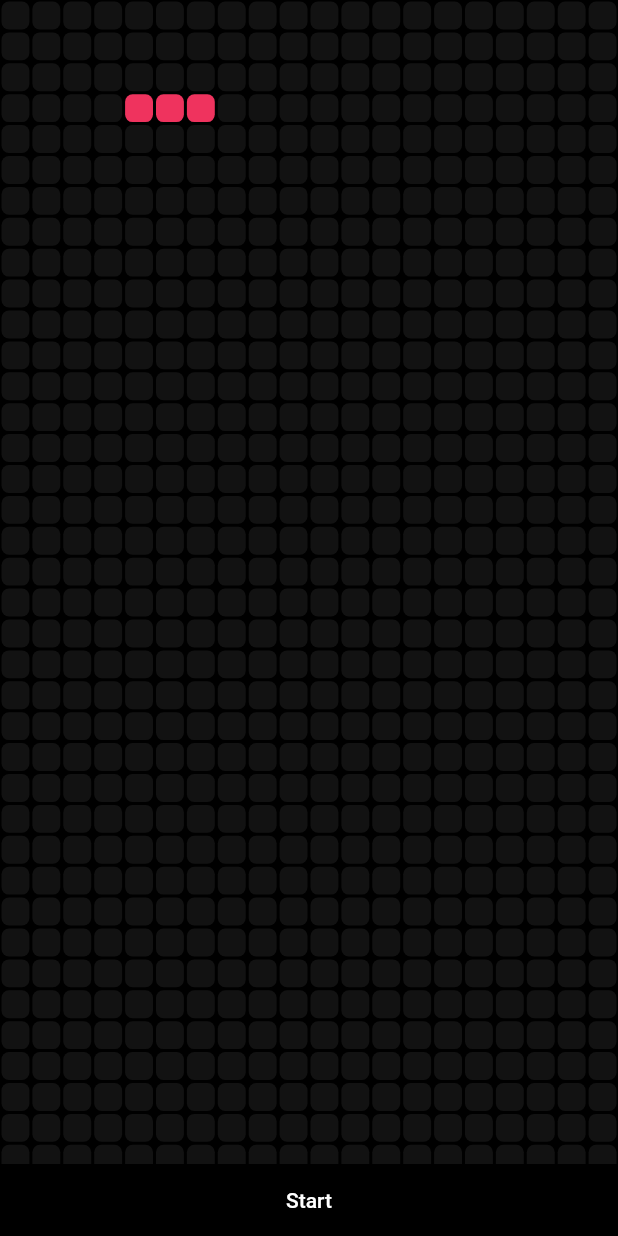
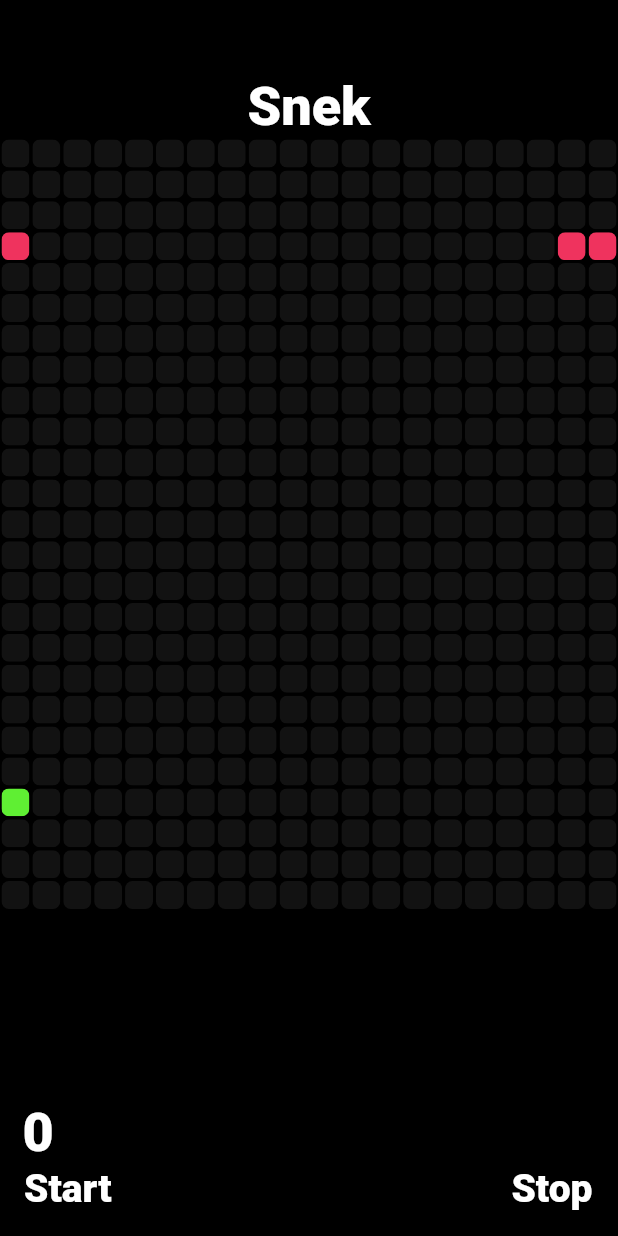
Before and after one commit to s1dd54rt5/Snek, a Flutter app: the screen it shows after launch, after a tap on "Start", on a phone screen of 412 x 824 dp. Run offline on Flutter 3.47's test engine with Material 2 defaults, Android fonts, the phone set to English and light mode, and no system bars.

Commit message:
almost done

```diff
--- a/lib/snek.dart
+++ b/lib/snek.dart
@@ -1,4 +1,5 @@
 import 'dart:async';
+import 'dart:math';
 import 'package:flutter/material.dart';
 
 class Snek extends StatefulWidget {
@@ -7,61 +8,111 @@ class Snek extends StatefulWidget {
 }
 
 class _SnekState extends State<Snek> {
+  int score = 0;
+
   void startGame() {
+    score = 0;
+    snakePosition = [22, 42, 62];
     const duration = const Duration(milliseconds: 300);
     Timer.periodic(duration, (Timer timer) {
       moveSnake();
+      if (gameOver()) {
+        timer.cancel();
+        showGameOverScreen();
+      }
+    });
+  }
+
+  bool gameOver() {
+    for (int i = 0; i < snakePosition.length; i++) {
+      int count = 0;
+      for (int j = 0; j < snakePosition.length; j++) {
+        if (snakePosition[i] == snakePosition[j]) {
+          count += 1;
+        }
+        if (count == 2) {
+          return true;
+        }
+      }
+    }
+    return false;
+  }
+
+  void showGameOverScreen() {
+    showDialog(
+        context: context,
+        builder: (BuildContext context) {
+          return AlertDialog(
+            title: Text('Game Over'),
+            content:
+                Text('You\'re score: ' + (snakePosition.length - 3).toString()),
+            actions: [
+              FlatButton(
+                child: Text('Play Again'),
+                onPressed: () {
+                  startGame();
+                  Navigator.of(context).pop();
+                },
+              )
+            ],
+          );
         });
   }
 
   List snakePosition = [22, 42, 62];
 
-  var direction = 'right';
+  static var randomNumber = Random();
+  int food = randomNumber.nextInt(500);
+  void generateNewFood() {
+    food = randomNumber.nextInt(500);
+  }
+
+  var direction = 'left';
 
   void moveSnake() {
     setState(() {
       switch (direction) {
         case 'down':
-          if (snakePosition.last + 20 > 760) {
-            snakePosition.add(snakePosition.last + 20 - 760);
-            snakePosition.remove(snakePosition.first);
+          if (snakePosition.last + 20 > 500) {
+            snakePosition.add(snakePosition.last + 20 - 500);
           } else {
             snakePosition.add(snakePosition.last + 20);
-            snakePosition.remove(snakePosition.first);
           }
           break;
 
         case 'up':
           if (snakePosition.last - 20 < 0) {
-            snakePosition.add(snakePosition.last - 20 + 760);
-            snakePosition.remove(snakePosition.first);
+            snakePosition.add(snakePosition.last - 20 + 500);
           } else {
             snakePosition.add(snakePosition.last - 20);
-            snakePosition.remove(snakePosition.first);
           }
           break;
 
         case 'left':
           if (snakePosition.last % 20 == 0) {
             snakePosition.add(snakePosition.last - 1 + 20);
-            snakePosition.remove(snakePosition.first);
           } else {
             snakePosition.add(snakePosition.last - 1);
-            snakePosition.remove(snakePosition.first);
           }
           break;
 
         case 'right':
           if (snakePosition.last % 20 == 19) {
             snakePosition.add(snakePosition.last + 1 - 20);
-            snakePosition.remove(snakePosition.first);
           } else {
             snakePosition.add(snakePosition.last + 1);
-            snakePosition.remove(snakePosition.first);
           }
           break;
 
         default:
+      }
+      if (snakePosition.last == food) {
+        setState(() {
+          score = score + 1;
+        });
+        generateNewFood();
+      } else {
+        snakePosition.remove(snakePosition.first);
       }
     });
   }
@@ -72,38 +123,121 @@ class _SnekState extends State<Snek> {
       backgroundColor: Colors.black,
       body: Column(
         children: [
+          SizedBox(
+            height: 50,
+          ),
+          Container(
+            child: Text(
+              'Snek',
+              style: TextStyle(
+                  color: Colors.white,
+                  fontSize: 36,
+                  fontWeight: FontWeight.w800),
+            ),
+          ),
           Expanded(
             child: GestureDetector(
+              onVerticalDragUpdate: (details) {
+                if (direction != 'up' && details.delta.dy > 0) {
+                  direction = 'down';
+                } else if (direction != 'down' && details.delta.dy < 0) {
+                  direction = 'up';
+                }
+              },
+              onHorizontalDragUpdate: (details) {
+                if (direction != 'left' && details.delta.dx > 0) {
+                  direction = 'right';
+                } else if (direction != 'right' && details.delta.dx < 0) {
+                  direction = 'left';
+                }
+              },
               child: Container(
                 child: GridView.builder(
                     physics: NeverScrollableScrollPhysics(),
-                    itemCount: 760,
+                    itemCount: 500,
                     gridDelegate: SliverGridDelegateWithFixedCrossAxisCount(
                         crossAxisCount: 20),
                     itemBuilder: (BuildContext context, int index) {
                       if (snakePosition.contains(index)) {
                         return Container(
+                          padding: EdgeInsets.all(1),
+                          child: ClipRRect(
+                            child: Container(
                               decoration: BoxDecoration(
                                 borderRadius: BorderRadius.circular(5),
                                 color: Color(0xffef335e),
                               ),
-                          margin: EdgeInsets.all(1),
                               width: 5,
                               height: 5,
+                            ),
+                          ),
+                        );
+                      }
+                      if (index == food) {
+                        return Container(
+                          padding: EdgeInsets.all(1),
+                          child: ClipRRect(
+                            child: Container(
+                              decoration: BoxDecoration(
+                                borderRadius: BorderRadius.circular(5),
+                                color: Color(0xff5fef33),
+                              ),
+                              width: 5,
+                              height: 5,
+                            ),
+                          ),
                         );
                       } else {
                         return Container(
+                          padding: EdgeInsets.all(1),
+                          child: ClipRRect(
+                            child: Container(
                               decoration: BoxDecoration(
                                 borderRadius: BorderRadius.circular(5),
                                 color: Color(0xff121212),
                               ),
-                          margin: EdgeInsets.all(1),
                               width: 5,
                               height: 5,
+                            ),
+                          ),
                         );
                       }
                     }),
               ),
+            ),
+          ),
+          Container(
+            padding: EdgeInsets.only(left: 15),
+            alignment: Alignment.topLeft,
+            width: double.infinity,
+            child: Text(
+              score.toString(),
+              style: TextStyle(
+                  color: Colors.white,
+                  fontSize: 36,
+                  fontWeight: FontWeight.w800),
+            ),
+          ),
+          Row(
+            children: [
+              FlatButton(
+                onPressed: () {
+                  startGame();
+                },
+                child: Container(
+                  padding: EdgeInsets.only(bottom: 15),
+                  child: Text(
+                    'Start',
+                    style: TextStyle(
+                        color: Colors.white,
+                        fontSize: 26,
+                        fontWeight: FontWeight.w800),
+                  ),
+                ),
+              ),
+              Expanded(
+                child: Container(
+                  width: 1,
                 ),
               ),
               FlatButton(
@@ -111,13 +245,17 @@ class _SnekState extends State<Snek> {
                   startGame();
                 },
                 child: Container(
+                  padding: EdgeInsets.only(bottom: 15),
                   child: Text(
-                'Start',
+                    'Stop',
                     style: TextStyle(
                         color: Colors.white,
+                        fontSize: 26,
+                        fontWeight: FontWeight.w800),
                   ),
                 ),
               ),
+            ],
           )
         ],
       ),
```
Lines whose indentation alone changed are shown as unchanged.
